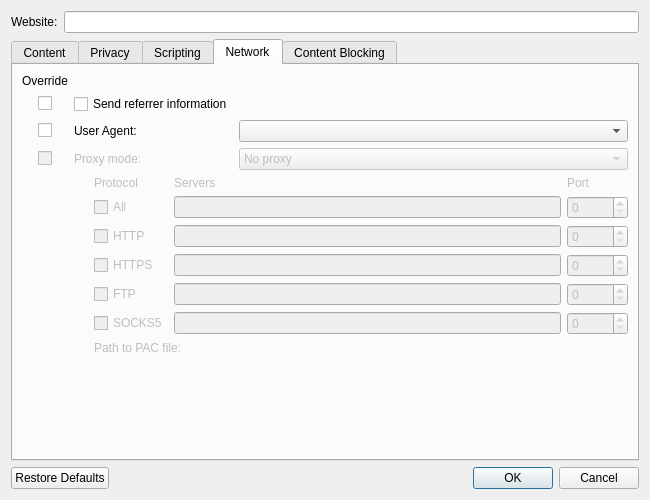
Before: the Qt Designer form src/ui/WebsitePreferencesDialog.ui in OtterBrowser/otter-browser, drawn with Qt 5.
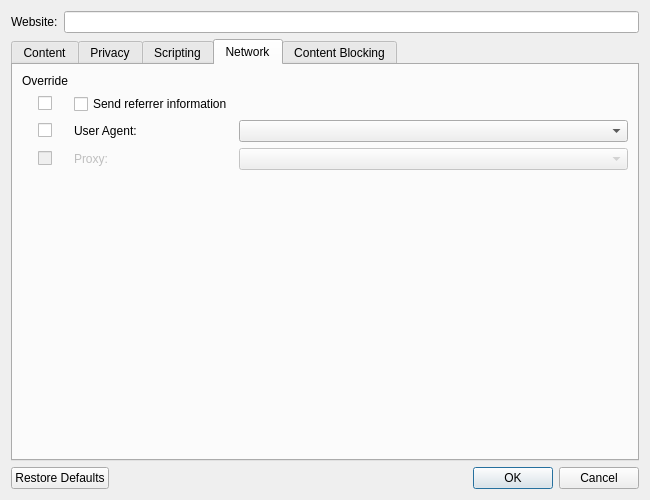
After: the same form once the commit is applied. The open tabs and pages were chosen to show the change. Custom widgets are drawn as their Qt base class.

Commit message: Remove unused proxy settings from Website Preferences and add proxy confiogration selector instead, references #785

```diff
--- a/src/ui/WebsitePreferencesDialog.ui
+++ b/src/ui/WebsitePreferencesDialog.ui
@@ -636,38 +636,17 @@
        <string>Network</string>
       </attribute>
       <layout class="QGridLayout" name="networkLayout">
-       <item row="2" column="0" alignment="Qt::AlignHCenter">
-        <widget class="QCheckBox" name="userAgentOverrideCheckBox">
-         <property name="text">
-          <string/>
+       <item row="3" column="0" alignment="Qt::AlignHCenter">
+        <widget class="QCheckBox" name="proxyOverrideCheckBox">
+         <property name="enabled">
+          <bool>false</bool>
          </property>
-        </widget>
-       </item>
-       <item row="2" column="1">
-        <widget class="QLabel" name="userAgentLabel">
          <property name="text">
-          <string>User Agent:</string>
-         </property>
-         <property name="buddy">
-          <cstring>userAgentComboBox</cstring>
-         </property>
-        </widget>
-       </item>
-       <item row="1" column="0" alignment="Qt::AlignHCenter">
-        <widget class="QCheckBox" name="sendReferrerOverrideCheckBox">
-         <property name="text">
           <string/>
          </property>
         </widget>
        </item>
-       <item row="0" column="0">
-        <widget class="QLabel" name="networkOverrideLabel">
-         <property name="text">
-          <string>Override</string>
-         </property>
-        </widget>
-       </item>
-       <item row="5" column="3">
+       <item row="4" column="3">
         <spacer name="networkSpacer">
          <property name="orientation">
           <enum>Qt::Vertical</enum>
@@ -680,282 +659,9 @@
          </property>
         </spacer>
        </item>
-       <item row="3" column="1">
-        <widget class="QLabel" name="proxyModeLabel">
-         <property name="enabled">
-          <bool>false</bool>
-         </property>
-         <property name="text">
-          <string>Proxy mode:</string>
-         </property>
-         <property name="buddy">
-          <cstring>proxyModeComboBox</cstring>
-         </property>
-        </widget>
-       </item>
-       <item row="3" column="0" alignment="Qt::AlignHCenter">
-        <widget class="QCheckBox" name="proxyModeOverrideCheckBox">
-         <property name="enabled">
-          <bool>false</bool>
-         </property>
-         <property name="text">
-          <string/>
-         </property>
-        </widget>
-       </item>
        <item row="2" column="3">
         <widget class="QComboBox" name="userAgentComboBox"/>
        </item>
-       <item row="3" column="3">
-        <widget class="QComboBox" name="proxyModeComboBox">
-         <property name="enabled">
-          <bool>false</bool>
-         </property>
-         <item>
-          <property name="text">
-           <string>No proxy</string>
-          </property>
-         </item>
-         <item>
-          <property name="text">
-           <string>System configuration</string>
-          </property>
-         </item>
-         <item>
-          <property name="text">
-           <string>Manual configuration</string>
-          </property>
-         </item>
-         <item>
-          <property name="text">
-           <string>Automatic configuration (PAC)</string>
-          </property>
-         </item>
-        </widget>
-       </item>
-       <item row="6" column="3">
-        <spacer name="networkHorizontalSpacer">
-         <property name="orientation">
-          <enum>Qt::Horizontal</enum>
-         </property>
-         <property name="sizeHint" stdset="0">
-          <size>
-           <width>0</width>
-           <height>0</height>
-          </size>
-         </property>
-        </spacer>
-       </item>
-       <item row="4" column="1" colspan="3">
-        <layout class="QHBoxLayout" name="proxyConfigurationLayout">
-         <item>
-          <spacer name="proxyConfigurationSpacer">
-           <property name="orientation">
-            <enum>Qt::Horizontal</enum>
-           </property>
-           <property name="sizeType">
-            <enum>QSizePolicy::Fixed</enum>
-           </property>
-           <property name="sizeHint" stdset="0">
-            <size>
-             <width>20</width>
-             <height>0</height>
-            </size>
-           </property>
-          </spacer>
-         </item>
-         <item>
-          <layout class="QVBoxLayout" name="proxyConfigurationModesLayout">
-           <item>
-            <widget class="QWidget" name="manualProxyConfigurationWidget" native="true">
-             <property name="enabled">
-              <bool>false</bool>
-             </property>
-             <layout class="QGridLayout" name="manualProxyConfigurationLayout">
-              <property name="leftMargin">
-               <number>0</number>
-              </property>
-              <property name="topMargin">
-               <number>0</number>
-              </property>
-              <property name="rightMargin">
-               <number>0</number>
-              </property>
-              <property name="bottomMargin">
-               <number>0</number>
-              </property>
-              <item row="2" column="1">
-               <widget class="QLineEdit" name="httpProxyServersLineEdit">
-                <property name="enabled">
-                 <bool>false</bool>
-                </property>
-               </widget>
-              </item>
-              <item row="2" column="2">
-               <widget class="QSpinBox" name="httpProxyPortSpinBox">
-                <property name="enabled">
-                 <bool>false</bool>
-                </property>
-                <property name="maximum">
-                 <number>65535</number>
-                </property>
-               </widget>
-              </item>
-              <item row="3" column="2">
-               <widget class="QSpinBox" name="httpsProxyPortSpinBox">
-                <property name="enabled">
-                 <bool>false</bool>
-                </property>
-                <property name="maximum">
-                 <number>65535</number>
-                </property>
-               </widget>
-              </item>
-              <item row="3" column="1">
-               <widget class="QLineEdit" name="httpsProxyServersLineEdit">
-                <property name="enabled">
-                 <bool>false</bool>
-                </property>
-               </widget>
-              </item>
-              <item row="5" column="2">
-               <widget class="QSpinBox" name="socksProxyPortSpinBox">
-                <property name="enabled">
-                 <bool>false</bool>
-                </property>
-                <property name="maximum">
-                 <number>65535</number>
-                </property>
-               </widget>
-              </item>
-              <item row="4" column="2">
-               <widget class="QSpinBox" name="ftpProxyPortSpinBox">
-                <property name="enabled">
-                 <bool>false</bool>
-                </property>
-                <property name="maximum">
-                 <number>65535</number>
-                </property>
-               </widget>
-              </item>
-              <item row="0" column="2">
-               <widget class="QLabel" name="proxyPortLabel">
-                <property name="text">
-                 <string>Port</string>
-                </property>
-               </widget>
-              </item>
-              <item row="0" column="1">
-               <widget class="QLabel" name="proxyServerLabel">
-                <property name="text">
-                 <string>Servers</string>
-                </property>
-               </widget>
-              </item>
-              <item row="4" column="0">
-               <widget class="QCheckBox" name="ftpProxyCheckBox">
-                <property name="text">
-                 <string>FTP</string>
-                </property>
-               </widget>
-              </item>
-              <item row="5" column="0">
-               <widget class="QCheckBox" name="socksProxyCheckBox">
-                <property name="text">
-                 <string>SOCKS5</string>
-                </property>
-               </widget>
-              </item>
-              <item row="2" column="0">
-               <widget class="QCheckBox" name="httpProxyCheckBox">
-                <property name="text">
-                 <string>HTTP</string>
-                </property>
-               </widget>
-              </item>
-              <item row="5" column="1">
-               <widget class="QLineEdit" name="socksProxyServersLineEdit">
-                <property name="enabled">
-                 <bool>false</bool>
-                </property>
-               </widget>
-              </item>
-              <item row="3" column="0">
-               <widget class="QCheckBox" name="httpsProxyCheckBox">
-                <property name="text">
-                 <string>HTTPS</string>
-                </property>
-               </widget>
-              </item>
-              <item row="4" column="1">
-               <widget class="QLineEdit" name="ftpProxyServersLineEdit">
-                <property name="enabled">
-                 <bool>false</bool>
-                </property>
-               </widget>
-              </item>
-              <item row="1" column="0">
-               <widget class="QCheckBox" name="allProxyCheckBox">
-                <property name="text">
-                 <string>All</string>
-                </property>
-               </widget>
-              </item>
-              <item row="1" column="1">
-               <widget class="QLineEdit" name="allProxyServersLineEdit"/>
-              </item>
-              <item row="1" column="2">
-               <widget class="QSpinBox" name="allProxyPortSpinBox">
-                <property name="maximum">
-                 <number>65535</number>
-                </property>
-               </widget>
-              </item>
-              <item row="0" column="0">
-               <widget class="QLabel" name="proxyProtocolabel">
-                <property name="text">
-                 <string>Protocol</string>
-                </property>
-               </widget>
-              </item>
-             </layout>
-            </widget>
-           </item>
-           <item>
-            <widget class="QWidget" name="automaticProxyConfigurationWidget" native="true">
-             <property name="enabled">
-              <bool>false</bool>
-             </property>
-             <layout class="QHBoxLayout" name="automaticProxyConfigurationLayout">
-              <property name="leftMargin">
-               <number>0</number>
-              </property>
-              <property name="topMargin">
-               <number>0</number>
-              </property>
-              <property name="rightMargin">
-               <number>0</number>
-              </property>
-              <property name="bottomMargin">
-               <number>0</number>
-              </property>
-              <item>
-               <widget class="QLabel" name="automaticProxyConfigurationLabel">
-                <property name="text">
-                 <string>Path to PAC file:</string>
-                </property>
-               </widget>
-              </item>
-              <item>
-               <widget class="Otter::FilePathWidget" name="widget" native="true"/>
-              </item>
-             </layout>
-            </widget>
-           </item>
-          </layout>
-         </item>
-        </layout>
-       </item>
        <item row="1" column="1" colspan="2">
         <widget class="QCheckBox" name="sendReferrerCheckBox">
          <property name="text">
@@ -963,6 +669,70 @@
          </property>
         </widget>
        </item>
+       <item row="0" column="0">
+        <widget class="QLabel" name="networkOverrideLabel">
+         <property name="text">
+          <string>Override</string>
+         </property>
+        </widget>
+       </item>
+       <item row="3" column="1">
+        <widget class="QLabel" name="proxyLabel">
+         <property name="enabled">
+          <bool>false</bool>
+         </property>
+         <property name="text">
+          <string>Proxy:</string>
+         </property>
+         <property name="buddy">
+          <cstring>proxyComboBox</cstring>
+         </property>
+        </widget>
+       </item>
+       <item row="2" column="1">
+        <widget class="QLabel" name="userAgentLabel">
+         <property name="text">
+          <string>User Agent:</string>
+         </property>
+         <property name="buddy">
+          <cstring>userAgentComboBox</cstring>
+         </property>
+        </widget>
+       </item>
+       <item row="2" column="0" alignment="Qt::AlignHCenter">
+        <widget class="QCheckBox" name="userAgentOverrideCheckBox">
+         <property name="text">
+          <string/>
+         </property>
+        </widget>
+       </item>
+       <item row="5" column="3">
+        <spacer name="networkHorizontalSpacer">
+         <property name="orientation">
+          <enum>Qt::Horizontal</enum>
+         </property>
+         <property name="sizeHint" stdset="0">
+          <size>
+           <width>0</width>
+           <height>0</height>
+          </size>
+         </property>
+        </spacer>
+       </item>
+       <item row="1" column="0" alignment="Qt::AlignHCenter">
+        <widget class="QCheckBox" name="sendReferrerOverrideCheckBox">
+         <property name="text">
+          <string/>
+         </property>
+        </widget>
+       </item>
+       <item row="3" column="3">
+        <widget class="QComboBox" name="proxyComboBox">
+         <property name="enabled">
+          <bool>false</bool>
+         </property>
+        </widget>
+       </item>
       </layout>
      </widget>
      <widget class="QWidget" name="contentBlockingTab">
```
Left out of the diff: 19 changed lines with no effect on the pictures.
